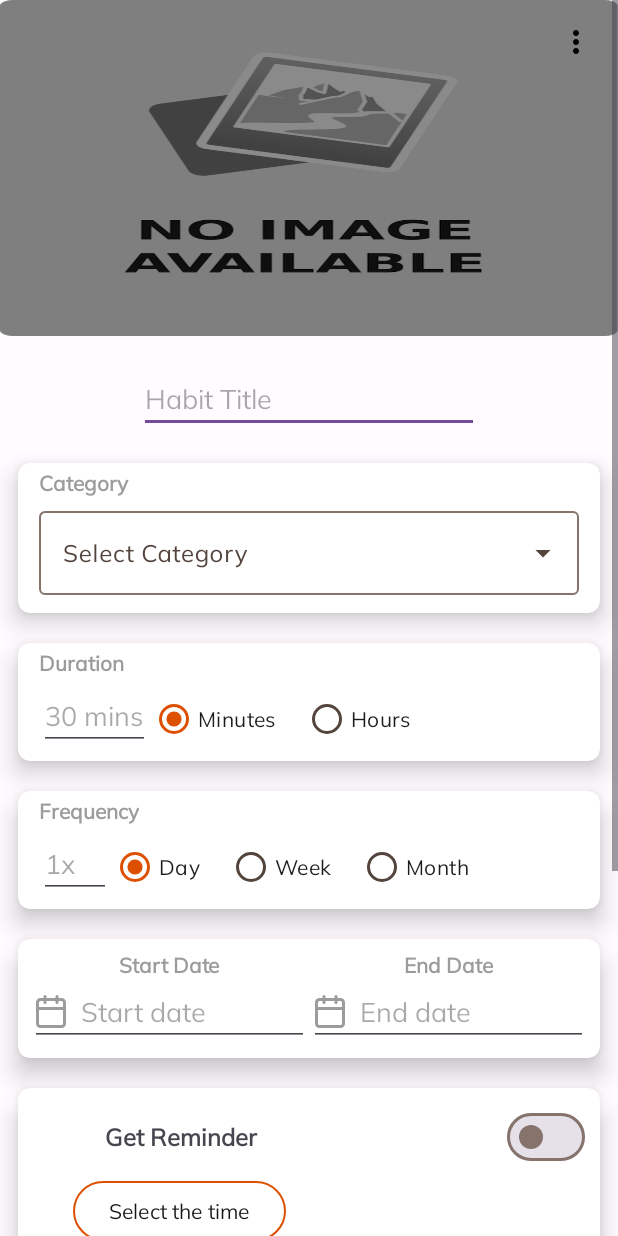
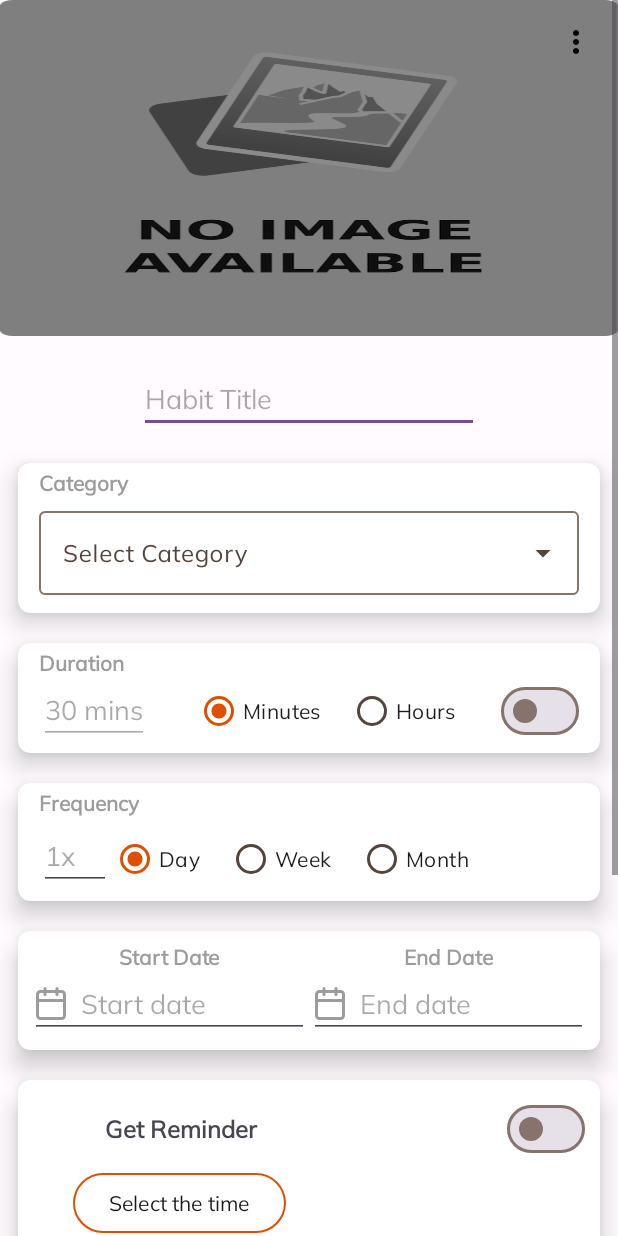
Before and after one commit to stainley/Habit-Tracker, an Android app: the layout fragment_create_habit_layout.xml on its own in the app's theme, with its tools: preview values and no code run, on a phone screen of 412 x 824 dp. Run offline under Robolectric (Android 15) with nearby library versions, the phone set to English and light mode, and no system bars; plain views replace ArcLayout; Roboto replaces fonts that are not available here.

Commit message:
added switch for duration

```diff
--- a/app/src/main/java/ca/lambton/habittracker/habit/view/newhabit/CreateHabitFragment.java
+++ b/app/src/main/java/ca/lambton/habittracker/habit/view/newhabit/CreateHabitFragment.java
@@ -95,6 +95,8 @@ public class CreateHabitFragment extends Fragment {
     private Calendar calendar;
     private MaterialSwitch reminderSwitch;
     private Calendar scheduleTime;
+    private MaterialSwitch durationSwitch;
+    private EditText durationText;
 
     @Override
     public void onCreate(Bundle savedInstanceState) {
@@ -112,10 +114,14 @@ public class CreateHabitFragment extends Fragment {
         binding.overflowMenu.setOnClickListener(replaceImage());
 
         binding.selectTimeBtn.setOnClickListener(this::showTimePicker);
+        durationText = binding.durationText;
+
         reminderSwitch = binding.reminderSwitch;
-
+        this.durationSwitch = binding.durationSwitch;
+        durationSwitch.setOnClickListener(this::activateDuration);
         notificationChannel();
     }
+
 
     @NonNull
     private View.OnClickListener replaceImage() {
@@ -329,6 +335,19 @@ public class CreateHabitFragment extends Fragment {
         }
     }
 
+    private void activateDuration(View view) {
+        if (durationSwitch.isChecked()) {
+            durationText.setEnabled(true);
+            durationText.setError("This field is required");
+
+        } else {
+            durationText.setEnabled(false);
+            durationText.setText("");
+            durationText.setError(null);
+        }
+    }
+
+
     /**
      * Create an habit
      *
@@ -342,10 +361,18 @@ public class CreateHabitFragment extends Fragment {
         newHabit.setUserId(mUser != null ? mUser.getUid() : "");
         newHabit.setName(binding.titleHabit.getText().toString());
         newHabit.setDescription(binding.description.getText() != null ? binding.description.getText().toString() : "");
-        int duration = binding.durationText.getText().toString().equals("") ? 0 : Integer.parseInt(binding.durationText.getText().toString());
+        newHabit.setCreationDate(new Date().getTime());
+
+        if (durationSwitch.isChecked()) {
+            durationText.setError("This field is required");
+            return;
+        }
+
+
+        int duration = durationText.getText().toString().equals("") ? 0 : Integer.parseInt(binding.durationText.getText().toString());
         newHabit.setDuration(duration);
         newHabit.setDurationUnit(durationUnit.name());
-        newHabit.setCreationDate(new Date().getTime());
+
         int frequency = binding.frequencyText.getText().toString().equals("") ? 0 : Integer.parseInt(binding.frequencyText.getText().toString());
         newHabit.setFrequency(frequency);
         newHabit.setFrequencyUnit(frequencyUnit.name());
--- a/app/src/main/res/layout/fragment_create_habit_layout.xml
+++ b/app/src/main/res/layout/fragment_create_habit_layout.xml
@@ -136,14 +136,65 @@
                     android:id="@+id/DurationLabel"
                     android:layout_width="wrap_content"
                     android:layout_height="wrap_content"
-                    android:text="Duration"
+                    android:text="@string/duration"
                     android:textColor="@color/neutral_grey"
                     android:textSize="14sp"
                     android:textStyle="bold"
                     app:layout_constraintLeft_toLeftOf="parent"
                     app:layout_constraintTop_toTopOf="parent" />
 
-                <LinearLayout
+                <EditText
+                    android:id="@+id/durationText"
+                    android:layout_width="0dp"
+                    android:layout_height="wrap_content"
+                    android:layout_weight="1"
+                    android:enabled="false"
+                    android:hint="30 mins"
+                    android:inputType="number"
+                    app:layout_constraintStart_toStartOf="@id/DurationLabel"
+                    app:layout_constraintTop_toBottomOf="@id/DurationLabel" />
+
+                <RadioGroup
+                    android:id="@+id/durationUnitRadioGroup"
+                    android:layout_width="wrap_content"
+                    android:layout_height="wrap_content"
+                    android:layout_weight="1"
+                    android:orientation="horizontal"
+                    app:layout_constraintBottom_toBottomOf="@id/durationText"
+                    app:layout_constraintEnd_toStartOf="@id/duration_switch"
+                    app:layout_constraintStart_toEndOf="@id/durationText"
+                    app:layout_constraintTop_toTopOf="@id/durationText">
+
+                    <RadioButton
+                        android:id="@+id/durationUnitMinutes"
+                        android:layout_width="wrap_content"
+                        android:layout_height="wrap_content"
+                        android:layout_marginRight="18dp"
+                        android:checked="true"
+                        android:text="Minutes" />
+
+                    <RadioButton
+                        android:id="@+id/durationUnitHours"
+                        android:layout_width="wrap_content"
+                        android:layout_height="wrap_content"
+                        android:text="Hours" />
+
+                </RadioGroup>
+
+                <com.google.android.material.materialswitch.MaterialSwitch
+                    android:id="@+id/duration_switch"
+                    style="@style/Widget.Material3.CompoundButton.MaterialSwitch"
+                    android:layout_width="wrap_content"
+                    android:layout_height="wrap_content"
+                    android:layout_gravity="top"
+                    android:layout_marginStart="100dp"
+                    android:checked="false"
+                    app:layout_constraintBottom_toBottomOf="@id/durationUnitRadioGroup"
+                    app:layout_constraintEnd_toEndOf="parent"
+                    app:layout_constraintTop_toTopOf="@id/durationUnitRadioGroup"
+                    tools:ignore="UseSwitchCompatOrMaterialXml" />
+
+                <!--<LinearLayout
                     android:layout_width="match_parent"
                     android:layout_height="wrap_content"
                     android:layout_marginTop="4dp"
@@ -155,7 +206,7 @@
                         android:id="@+id/durationText"
                         android:layout_width="0dp"
                         android:layout_height="wrap_content"
-                        android:layout_weight="40"
+                        android:layout_weight="1"
                         android:hint="30 mins"
                         android:inputType="number" />
 
@@ -163,7 +214,7 @@
                         android:id="@+id/durationUnitRadioGroup"
                         android:layout_width="wrap_content"
                         android:layout_height="wrap_content"
-                        android:layout_weight="60"
+                        android:layout_weight="1"
                         android:orientation="horizontal">
 
                         <RadioButton
@@ -182,7 +233,15 @@
 
                     </RadioGroup>
 
-                </LinearLayout>
+                    <com.google.android.material.materialswitch.MaterialSwitch
+                        android:id="@+id/duration_switch"
+                        style="@style/Widget.Material3.CompoundButton.MaterialSwitch"
+                        android:layout_width="wrap_content"
+                        android:layout_height="wrap_content"
+                        android:layout_gravity="top"
+                        android:layout_marginStart="100dp"
+                        tools:ignore="UseSwitchCompatOrMaterialXml" />
+                </LinearLayout>-->
 
             </androidx.constraintlayout.widget.ConstraintLayout>
         </androidx.cardview.widget.CardView>
```
